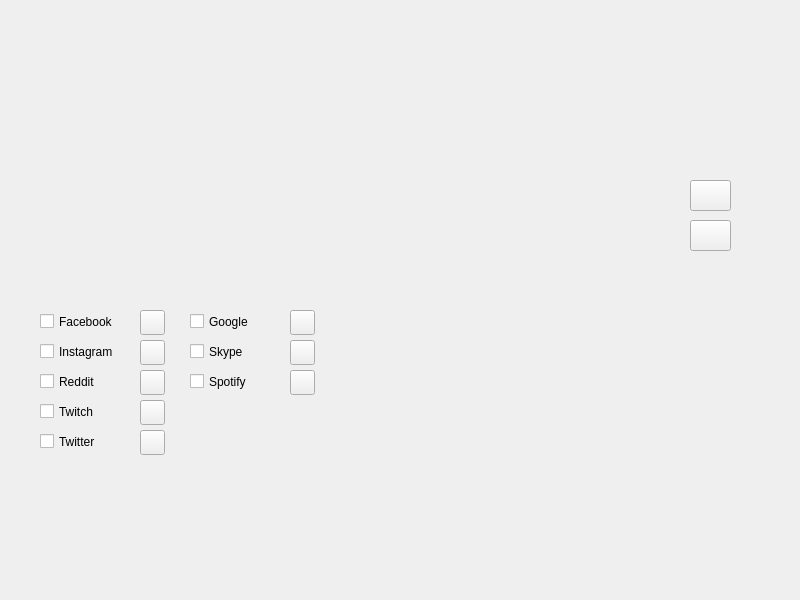
Old version of the form sherlockGUI.ui in the repository bitSheriff/SherlockGUI.
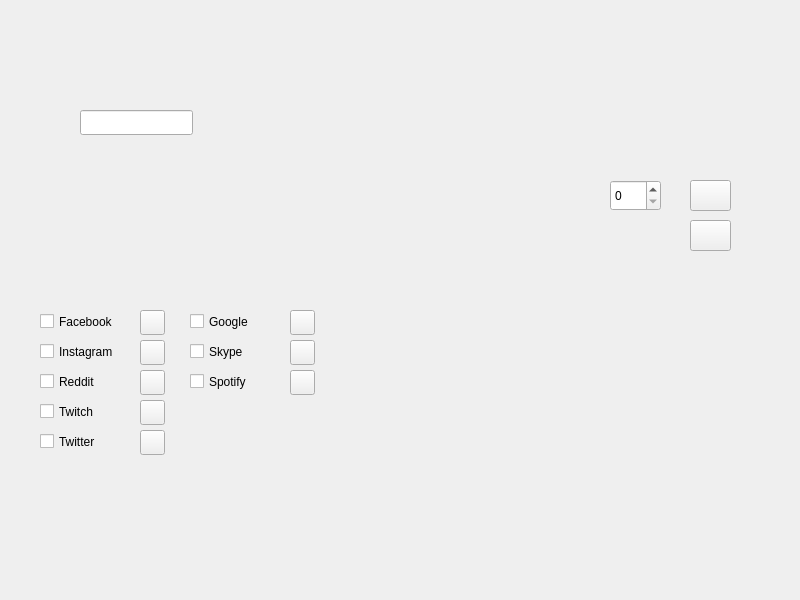
New version of the form. Icons and pictures are not drawn.

Commit message: set timeout and username

What changed in the file:
```diff
--- a/sherlockGUI.ui
+++ b/sherlockGUI.ui
@@ -422,6 +422,26 @@
       <normaloff>res/file.png</normaloff>res/file.png</iconset>
     </property>
    </widget>
+   <widget class="QLineEdit" name="input_name">
+    <property name="geometry">
+     <rect>
+      <x>80</x>
+      <y>110</y>
+      <width>113</width>
+      <height>25</height>
+     </rect>
+    </property>
+   </widget>
+   <widget class="QSpinBox" name="input_timeout">
+    <property name="geometry">
+     <rect>
+      <x>610</x>
+      <y>180</y>
+      <width>51</width>
+      <height>31</height>
+     </rect>
+    </property>
+   </widget>
   </widget>
  </widget>
  <resources/>
```
The commit also changes 2 other files.
